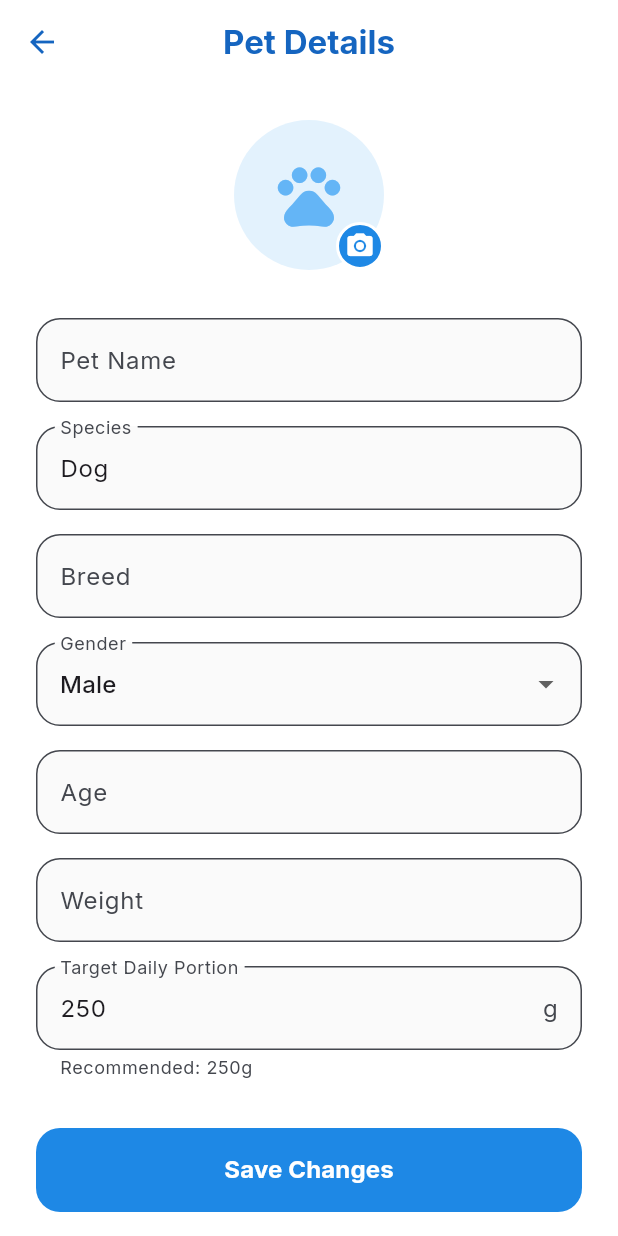
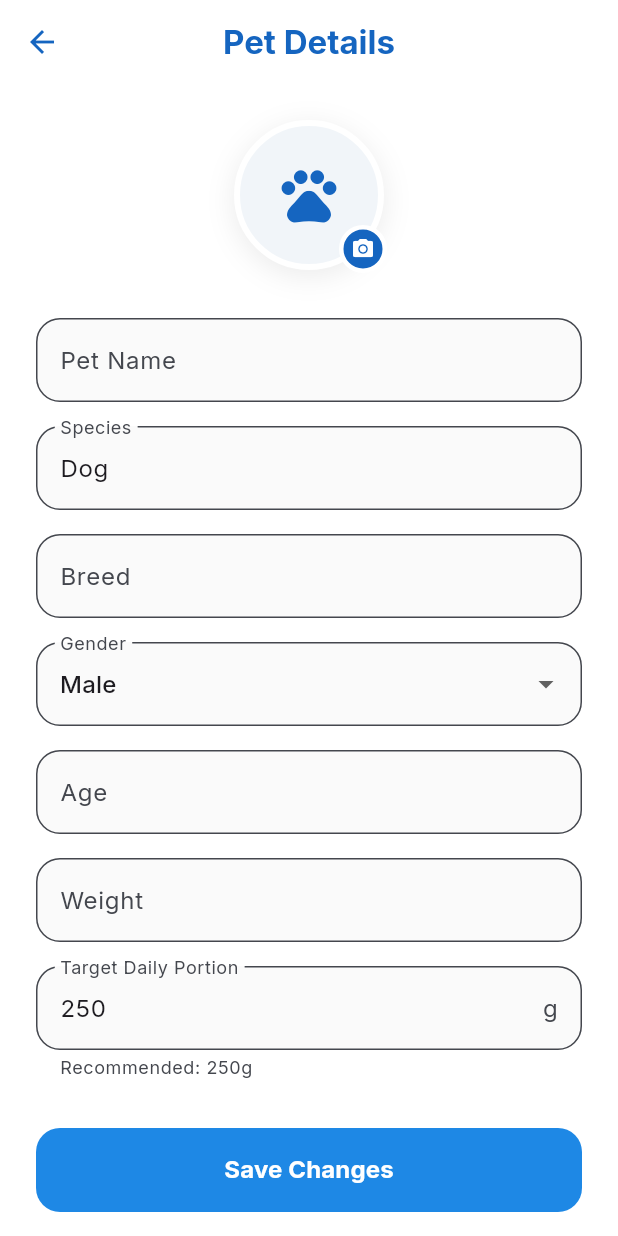
Before and after one commit to Alfinzz/smart-pet-feeder, a Flutter app: the MainShell screen opened by its route, item 4 of the bottom bar chosen, after a tap on "Pet Details", on a phone screen of 412 x 824 dp. Run offline on Flutter 3.47's test engine with Material 3 defaults, Android fonts, the phone set to English and light mode, and no system bars; our stand-ins replace dio, fl_chart, flutter_secure_storage, google_fonts, image_picker; accounts and stored records are empty; network calls fail.

Commit message:
fix: improve mobile upload and device integration

```diff
--- a/mobile/lib/config/app_config.dart
+++ b/mobile/lib/config/app_config.dart
@@ -10,4 +10,23 @@ class AppConfig {
     'DEVICE_ID',
     defaultValue: 'ESP32-001',
   );
+
+  static String publicUrl(String value) {
+    final trimmed = value.trim();
+    if (trimmed.isEmpty ||
+        trimmed.startsWith('http://') ||
+        trimmed.startsWith('https://')) {
+      return trimmed;
+    }
+
+    final baseUri = Uri.tryParse(apiBaseUrl);
+    if (baseUri == null || !baseUri.hasScheme || baseUri.host.isEmpty) {
+      return trimmed;
+    }
+
+    final origin = baseUri.replace(path: '', query: null, fragment: null);
+    final originText = origin.toString().replaceFirst(RegExp(r'/$'), '');
+    final path = trimmed.startsWith('/') ? trimmed : '/$trimmed';
+    return '$originText$path';
+  }
 }
--- a/mobile/lib/models/dashboard_models.dart
+++ b/mobile/lib/models/dashboard_models.dart
@@ -1,4 +1,5 @@
 import 'owner.dart';
+import '../config/app_config.dart';
 
 class PetProfile {
   const PetProfile({
@@ -55,7 +56,7 @@ class PetProfile {
       healthDescription: json['health_description'] as String? ?? '',
       activityMinutes: (json['activity_minutes'] as num?)?.toInt() ?? 0,
       sleepHours: (json['sleep_hours'] as num?)?.toDouble() ?? 0,
-      photoUrl: json['photo_url'] as String? ?? '',
+      photoUrl: AppConfig.publicUrl(json['photo_url'] as String? ?? ''),
     );
   }
 }
--- a/mobile/lib/screens/pet_details_screen.dart
+++ b/mobile/lib/screens/pet_details_screen.dart
@@ -1,6 +1,8 @@
 import 'package:flutter/material.dart';
+import 'package:image_picker/image_picker.dart';
 import '../models/dashboard_models.dart';
 import '../services/settings_service.dart';
+import '../widgets/pet_photo_avatar.dart';
 
 class PetDetailsScreen extends StatefulWidget {
   const PetDetailsScreen({
@@ -26,8 +28,11 @@ class _PetDetailsScreenState extends State<PetDetailsScreen> {
   int _age = 0;
   double _weightKg = 0;
   double _targetPortion = 250.0;
+  String _photoUrl = '';
 
   bool _isLoading = false;
+  bool _isUploadingPhoto = false;
+  final ImagePicker _imagePicker = ImagePicker();
 
   @override
   void initState() {
@@ -40,6 +45,40 @@ class _PetDetailsScreenState extends State<PetDetailsScreen> {
       _age = pet.ageYears;
       _weightKg = pet.weightKg;
       _targetPortion = pet.dailyFeedTargetGrams;
+      _photoUrl = pet.photoUrl;
+    }
+  }
+
+  Future<void> _pickAndUploadPetPhoto() async {
+    final image = await _imagePicker.pickImage(
+      source: ImageSource.gallery,
+      maxWidth: 1600,
+      imageQuality: 85,
+    );
+    if (image == null || !mounted) return;
+
+    setState(() => _isUploadingPhoto = true);
+    try {
+      await widget.settingsService.uploadPetPhoto(image.path);
+      if (!mounted) return;
+      ScaffoldMessenger.of(context).showSnackBar(
+        const SnackBar(
+          content: Text('Pet photo updated successfully!'),
+          backgroundColor: Colors.green,
+        ),
+      );
+    } catch (e) {
+      if (!mounted) return;
+      ScaffoldMessenger.of(context).showSnackBar(
+        SnackBar(
+          content: Text('Failed to upload photo: ${e.toString()}'),
+          backgroundColor: Colors.red,
+        ),
+      );
+    } finally {
+      if (mounted) {
+        setState(() => _isUploadingPhoto = false);
+      }
     }
   }
 
@@ -110,35 +149,11 @@ class _PetDetailsScreenState extends State<PetDetailsScreen> {
             children: [
               // Avatar
               Center(
-                child: Stack(
-                  children: [
-                    CircleAvatar(
-                      radius: 50,
-                      backgroundColor: Colors.blue[50],
-                      child: Icon(
-                        Icons.pets,
-                        size: 50,
-                        color: Colors.blue[300],
-                      ),
-                    ),
-                    Positioned(
-                      bottom: 0,
-                      right: 0,
-                      child: Container(
-                        padding: const EdgeInsets.all(4),
-                        decoration: BoxDecoration(
-                          color: Colors.blue[600],
-                          shape: BoxShape.circle,
-                          border: Border.all(color: Colors.white, width: 2),
-                        ),
-                        child: const Icon(
-                          Icons.camera_alt,
-                          color: Colors.white,
-                          size: 20,
-                        ),
-                      ),
-                    ),
-                  ],
+                child: PetPhotoAvatar(
+                  photoUrl: _photoUrl,
+                  isUploading: _isUploadingPhoto,
+                  showCameraBadge: true,
+                  onTap: _isUploadingPhoto ? null : _pickAndUploadPetPhoto,
                 ),
               ),
               const SizedBox(height: 32),
--- a/mobile/lib/widgets/app_header.dart
+++ b/mobile/lib/widgets/app_header.dart
@@ -29,9 +29,9 @@ class AppHeader extends StatelessWidget {
           Text(
             'Smart Pet Feeder',
             style: Theme.of(context).textTheme.titleMedium?.copyWith(
-                  fontWeight: FontWeight.w700,
-                  color: const Color(0xFF1565C0),
-                ),
+              fontWeight: FontWeight.w700,
+              color: const Color(0xFF1565C0),
+            ),
           ),
           const Spacer(),
           // Notification bell
--- a/mobile/lib/widgets/pet_photo_avatar.dart
+++ b/mobile/lib/widgets/pet_photo_avatar.dart
@@ -24,7 +24,14 @@ class PetPhotoAvatar extends StatelessWidget {
   Widget build(BuildContext context) {
     final trimmedPhotoUrl = photoUrl.trim();
 
-    return GestureDetector(
+    return Semantics(
+      button: onTap != null,
+      label: 'Update pet photo',
+      child: Material(
+        color: Colors.transparent,
+        shape: const CircleBorder(),
+        child: InkWell(
+          customBorder: const CircleBorder(),
           onTap: isUploading ? null : onTap,
           child: Stack(
             clipBehavior: Clip.none,
@@ -94,6 +101,8 @@ class PetPhotoAvatar extends StatelessWidget {
                 ),
             ],
           ),
+        ),
+      ),
     );
   }
 
```
Also changed, not shown: mobile/lib/screens/device_settings_screen.dart (+28 -11 lines), mobile/lib/screens/history_screen.dart (+10 -1 lines), mobile/lib/services/settings_service.dart (+12 -2 lines), mobile/lib/widgets/feed_history_chart.dart (+3 -10 lines), 11 other files. Lines whose indentation alone changed are shown as unchanged.
